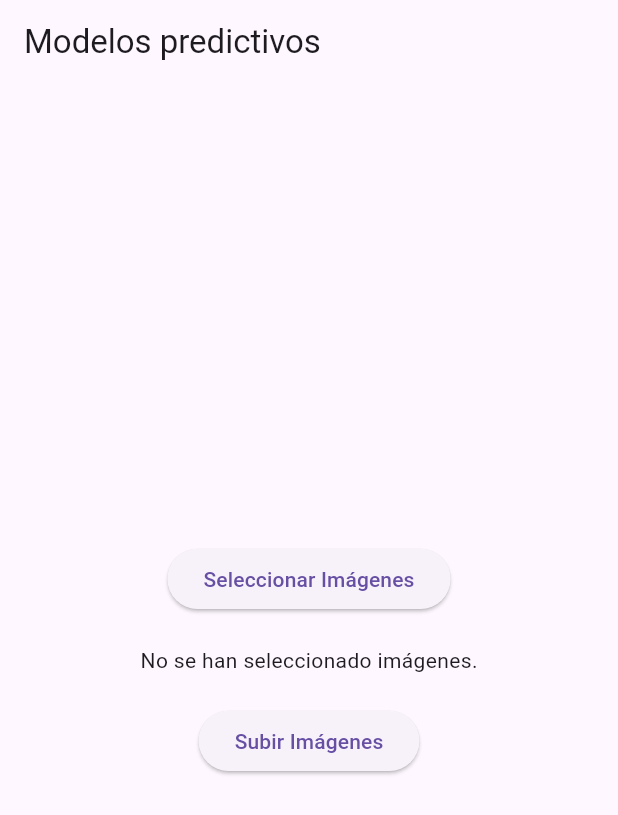
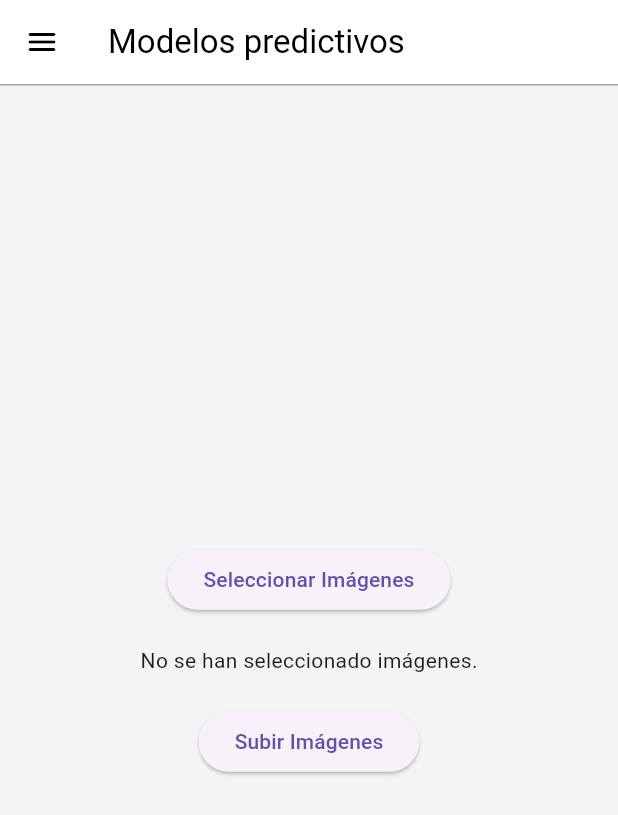
Before and after one commit to arthurcastrov/modelos_predictivos_agro, a Flutter app: the screen it shows after launch, after a tap on "Seleccionar Imágenes", on a phone screen of 412 x 824 dp. Shown: the top 815 px of the screen. Run offline on Flutter 3.47's test engine with Material 3 defaults, Android fonts, the phone set to English and light mode, and no system bars; our stand-ins replace file_picker; generated files the repository leaves out were written again.

Commit message:
:rocket: Creación de Scaffold para la pantalla inicial

```diff
--- a/lib/main.dart
+++ b/lib/main.dart
@@ -14,6 +14,10 @@ class MyApp extends StatelessWidget {
       title: 'Modelos Predictivos',
       debugShowCheckedModeBanner: false,
       theme: ThemeData(
+        scaffoldBackgroundColor: const Color(0xfff4f4f4),
+        appBarTheme: const AppBarTheme(
+          backgroundColor: Colors.white,
+        ),
         useMaterial3: true,
         primarySwatch: Colors.blue,
       ),
--- a/lib/screens/home_screen.dart
+++ b/lib/screens/home_screen.dart
@@ -9,8 +9,8 @@ class HomeScreen extends StatefulWidget {
 }
 
 class _HomeScreenState extends State<HomeScreen> {
+  // Cargar imagenes a la aplicación
   List<PlatformFile>? _selectedFiles;
-
   Future<void> _pickFiles() async {
     FilePickerResult? result = await FilePicker.platform.pickFiles(
       type: FileType.image,
@@ -21,7 +21,7 @@ class _HomeScreenState extends State<HomeScreen> {
       setState(() {
         _selectedFiles = result.files;
       });
-      print(_selectedFiles?.first.bytes);
+      print(result);
     }
   }
 
@@ -38,8 +38,41 @@ class _HomeScreenState extends State<HomeScreen> {
   Widget build(BuildContext context) {
     return Scaffold(
       appBar: AppBar(
-        title: const Text('Modelos predictivos'),
+        // elevation: 2.0,
+        // backgroundColor: Colors.white,
+        bottom: PreferredSize(
+            preferredSize: const Size.fromHeight(1.0),
+            child: Container(
+              height: 1.0,
+              color: Colors.grey,
+            )),
+        title: const Text(
+          'Modelos predictivos',
+          style: TextStyle(
+            color: Colors.black,
+          ),
+        ),
+        leading: Builder(builder: (context) {
+          return IconButton(
+            color: Colors.black,
+            onPressed: () {
+              Scaffold.of(context).openDrawer();
+            },
+            icon: const Icon(
+              Icons.menu_rounded,
+            ),
+          );
+        }),
       ),
+      drawer: Drawer(
+          child: ListView(
+        children: const [
+          DrawerHeader(child: Text('Titulo')),
+          ListTile(
+            title: Text('Opción 1'),
+          )
+        ],
+      )),
       body: Center(
         child: Column(
           mainAxisAlignment: MainAxisAlignment.center,
```
